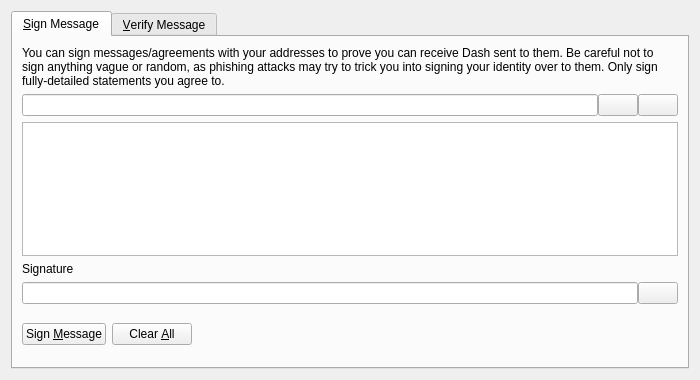
This is src/qt/forms/signverifymessagedialog.ui in entercoindev/enter as Qt 5 draws it before an edit. The edited form follows.
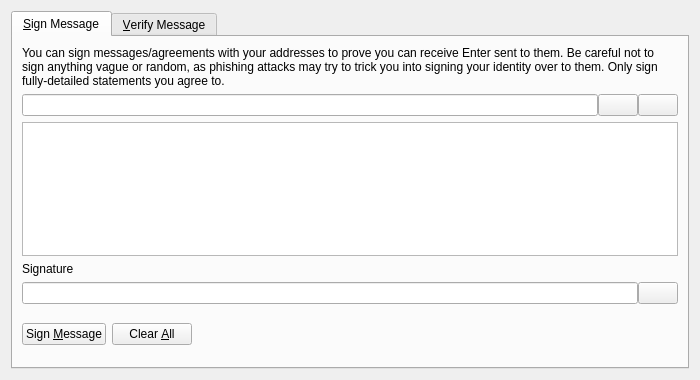
This is the edited form. Custom widgets are drawn as their Qt base class.

Patch:
```diff
--- a/src/qt/forms/signverifymessagedialog.ui
+++ b/src/qt/forms/signverifymessagedialog.ui
@@ -30,7 +30,7 @@
        <item>
         <widget class="QLabel" name="infoLabel_SM">
          <property name="text">
-          <string>You can sign messages/agreements with your addresses to prove you can receive Dash sent to them. Be careful not to sign anything vague or random, as phishing attacks may try to trick you into signing your identity over to them. Only sign fully-detailed statements you agree to.</string>
+          <string>You can sign messages/agreements with your addresses to prove you can receive Enter sent to them. Be careful not to sign anything vague or random, as phishing attacks may try to trick you into signing your identity over to them. Only sign fully-detailed statements you agree to.</string>
          </property>
          <property name="textFormat">
           <enum>Qt::PlainText</enum>
```
Left out of the diff: 10 changed lines with no effect on the pictures.
